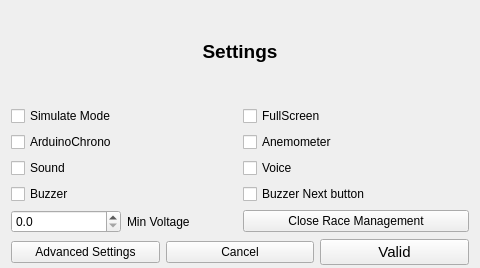
The window that F3FChrono/gui/WSettings.ui (jomarin38/F3FChrono) describes before a commit, drawn with Qt 5.
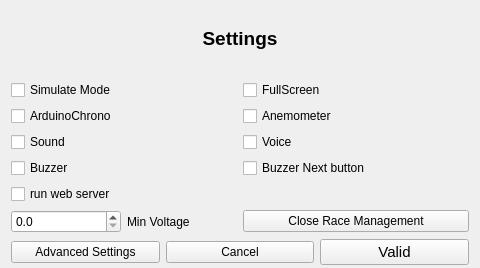
The same window after the commit.

Commit message: fix #47 & #48 fix #49 time_elapsed during lunch time. Stop the timer and wait contest director decision. fix time_elapsed after launch (during Launched status and InStart), the chrono start automatically. adding run_web_server config.json variable in settings HMI

Diff of the .ui file:
```diff
--- a/F3FChrono/gui/WSettings.ui
+++ b/F3FChrono/gui/WSettings.ui
@@ -103,7 +103,7 @@
          </property>
         </widget>
        </item>
-       <item row="5" column="0">
+       <item row="6" column="0">
         <layout class="QHBoxLayout" name="horizontalLayout_4">
          <item>
           <widget class="QDoubleSpinBox" name="voltagemin">
@@ -131,13 +131,20 @@
          </property>
         </widget>
        </item>
-       <item row="5" column="1">
+       <item row="6" column="1">
         <widget class="QPushButton" name="closebtn">
          <property name="text">
           <string>Close Race Management</string>
          </property>
         </widget>
        </item>
+       <item row="5" column="0">
+        <widget class="QCheckBox" name="webserver">
+         <property name="text">
+          <string>run web server</string>
+         </property>
+        </widget>
+       </item>
       </layout>
      </item>
      <item>
```
The commit also changes 15 other files.
